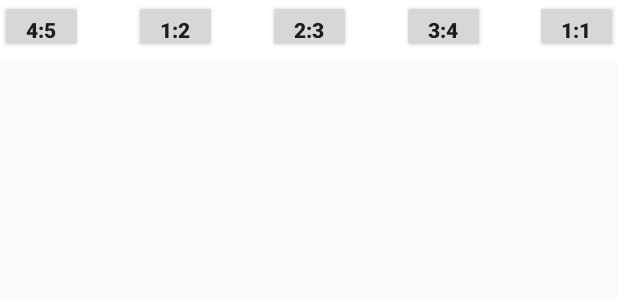
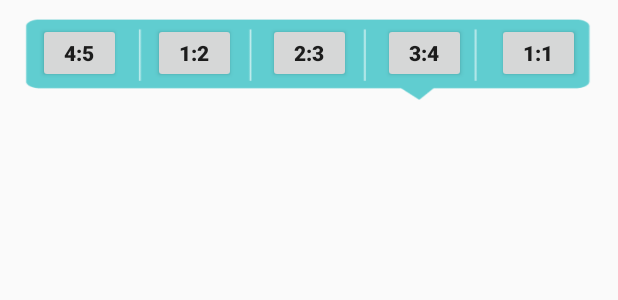
Before and after one commit to odysseyappsltd/CollagingPic, an Android app: the layout activity_aspect_for_free_style.xml on its own in the app's theme, with its tools: preview values and no code run, on a phone screen of 412 x 824 dp. Shown: the top 300 px of the screen. Run offline under Robolectric (Android 15) with nearby library versions, the phone set to English and light mode, and no system bars.

Commit message:
monir vai r ami merge koresi . . .

```diff
--- a/app/build.gradle
+++ b/app/build.gradle
@@ -47,6 +47,7 @@ dependencies {
     implementation fileTree(dir: 'libs', include: ['*.jar'])
     implementation 'com.android.support:appcompat-v7:25.4.0'
     implementation 'com.android.support.constraint:constraint-layout:1.1.0-beta5'
+
     testImplementation 'junit:junit:4.12'
     androidTestImplementation 'com.android.support.test:runner:1.0.1'
     androidTestImplementation 'com.android.support.test.espresso:espresso-core:3.0.1'
@@ -79,3 +80,5 @@ dependencies {
 }
 
 //apply plugin: 'com.google.gms.google-services'
+
+apply plugin: 'com.google.gms.google-services'
--- a/app/src/main/java/com/odyssey/apps/Settings/SettingModel.java
+++ b/app/src/main/java/com/odyssey/apps/Settings/SettingModel.java
@@ -36,11 +36,11 @@ public class SettingModel {
         try {
             Intent intent = new Intent(Intent.ACTION_SEND);
             intent.setType("text/plain");
-            intent.putExtra(Intent.EXTRA_SUBJECT, context.getString(R.string.CutPastePhoto));
+            intent.putExtra(Intent.EXTRA_SUBJECT, context.getString(R.string.CollagingPhoto));
             String sAux = "\n"+context.getString(R.string.ShareURLMessage)+"\n\n";
             sAux = sAux + url + "\n";
             intent. putExtra(Intent.EXTRA_TEXT, sAux);
-            context.startActivity(Intent.createChooser(intent, "Share"));
+            context.startActivity(Intent.createChooser(intent, context.getString(R.string.Share_Title)));
         }
         catch(Exception e) {
             //e.toString();
@@ -82,7 +82,7 @@ public class SettingModel {
             Log.d("OpenFeedback", e.getMessage());
         }
 
-        intent.putExtra(Intent.EXTRA_SUBJECT, context.getString(R.string.CutPastePhoto));
+        intent.putExtra(Intent.EXTRA_SUBJECT, context.getString(R.string.CollagingPhoto));
         String body = new String("<p>"+context.getString(R.string.TellAFriendMessage)+" <p/> <a> "+url+" </a>");
         intent.putExtra(Intent.EXTRA_TEXT, Html.fromHtml(body));
         intent.putExtra(Intent.EXTRA_HTML_TEXT, Html.fromHtml(body));
--- a/app/src/main/java/com/odyssey/apps/Settings/SettingsActivity.java
+++ b/app/src/main/java/com/odyssey/apps/Settings/SettingsActivity.java
@@ -66,16 +66,16 @@ public class SettingsActivity extends AppCompatActivity {
                         finish();
                         break;
                     case 3 :
-                        SettingModel.getSharedInstance().tellAFriend(SettingsActivity.this,"https://play.google.com/store/apps/details?id=com.odyssey.apps.cutpastephoto");
+                        SettingModel.getSharedInstance().tellAFriend(SettingsActivity.this,"https://play.google.com/store/apps/details?id=com.odyssey.apps.collagingpic");
                         break;
                     case 4 :
                         SettingModel.getSharedInstance().contactUS(SettingsActivity.this);
                         break;
                     case 5 :
-                        SettingModel.getSharedInstance().shareURL(SettingsActivity.this,"https://play.google.com/store/apps/details?id=com.odyssey.apps.cutpastephoto");
+                        SettingModel.getSharedInstance().shareURL(SettingsActivity.this,"https://play.google.com/store/apps/details?id=com.odyssey.apps.collagingpic");
                         break;
                     case 6 :
-                        SettingModel.getSharedInstance().pushURL(SettingsActivity.this,"https://play.google.com/store/apps/details?id=com.odyssey.apps.cutpastephoto");
+                        SettingModel.getSharedInstance().pushURL(SettingsActivity.this,"https://play.google.com/store/apps/details?id=com.odyssey.apps.collagingpic");
                         break;
 
                     case 7 : //Header
--- a/app/src/main/res/layout/activity_aspect_for_free_style.xml
+++ b/app/src/main/res/layout/activity_aspect_for_free_style.xml
@@ -3,27 +3,30 @@
     xmlns:app="http://schemas.android.com/apk/res-auto"
     xmlns:tools="http://schemas.android.com/tools"
     android:layout_width="match_parent"
-    android:layout_height="40dp"
+    android:layout_height="80dp"
     android:background="@android:color/transparent"
     tools:context="com.odyssey.apps.collagingpic.skeleton.aspectActivity">
 
     <RelativeLayout
         android:layout_width="0dp"
-        android:layout_height="40dp"
+        android:layout_height="80dp"
+        android:background="@android:color/transparent"
         app:layout_constraintEnd_toEndOf="parent"
         app:layout_constraintTop_toTopOf="parent">
 
         <LinearLayout
             android:layout_width="wrap_content"
             android:layout_height="wrap_content"
-            android:background="#ffffff"
+            android:background="@drawable/aspect_background"
             android:orientation="horizontal">
 
             <!--android:onClick="reset"-->
             <Button
                 android:layout_width="55dp"
 
-                android:layout_height="35dp"
+                android:layout_height="40dp"
+                android:layout_marginLeft="25dp"
+                android:layout_marginTop="15dp"
                 android:onClick="aspect"
                 android:tag="1"
                 android:text="4:5"
@@ -38,7 +41,8 @@
             <!--android:onClick="testReplace"-->
             <Button
                 android:layout_width="55dp"
-                android:layout_height="35dp"
+                android:layout_height="40dp"
+                android:layout_marginTop="15dp"
                 android:onClick="aspect"
                 android:tag="2"
                 android:text="1:2"
@@ -53,8 +57,9 @@
             <!--android:onClick="testRemove"-->
             <Button
                 android:layout_width="55dp"
-                android:layout_height="35dp"
+                android:layout_height="40dp"
 
+                android:layout_marginTop="15dp"
                 android:onClick="aspect"
                 android:tag="3"
                 android:text="2:3"
@@ -68,8 +73,9 @@
             <!--android:onClick="testRemove"-->
             <Button
                 android:layout_width="55dp"
-                android:layout_height="35dp"
+                android:layout_height="40dp"
 
+                android:layout_marginTop="15dp"
                 android:onClick="aspect"
                 android:tag="4"
                 android:text="3:4"
@@ -83,8 +89,10 @@
             <!--android:onClick="testRemove"-->
             <Button
                 android:layout_width="55dp"
-                android:layout_height="35dp"
+                android:layout_height="40dp"
 
+                android:layout_marginRight="25dp"
+                android:layout_marginTop="15dp"
                 android:onClick="aspect"
                 android:tag="5"
                 android:text="1:1"
--- a/app/src/main/res/layout/activity_home.xml
+++ b/app/src/main/res/layout/activity_home.xml
@@ -132,7 +132,7 @@
                 android:layout_width="50dp"
                 android:layout_height="50dp"
                 android:layout_marginTop="5dp"
-                android:background="@drawable/settings"
+                android:background="@drawable/tab_bar_settings_normal2x"
 
                 android:onClick="settingAct" />
 
--- a/app/src/main/res/layout/activity_skeleton.xml
+++ b/app/src/main/res/layout/activity_skeleton.xml
@@ -162,7 +162,7 @@
                 android:layout_width="50dp"
                 android:layout_height="50dp"
                 android:layout_marginTop="5dp"
-                android:background="@drawable/settings"
+                android:background="@drawable/tab_bar_settings_normal2x"
 
                 android:onClick="settingAct" />
 
--- a/app/src/main/res/values/styles.xml
+++ b/app/src/main/res/values/styles.xml
@@ -40,5 +40,15 @@
         <item name="actionSheetTextSize">12sp</item>
     </style>
 
+    <style name="Theme.AppCompat.Translucent" parent="Theme.AppCompat.NoActionBar">
+        <item name="android:background">#00000000</item> <!-- Or any transparency or color you need -->
+        <item name="android:windowNoTitle">true</item>
+        <item name="android:windowBackground">@android:color/transparent</item>
+        <item name="android:colorBackgroundCacheHint">@null</item>
+        <item name="android:windowIsTranslucent">true</item>
+        <item name="android:windowAnimationStyle">@android:style/Animation</item>
+        <item name="android:windowCloseOnTouchOutside">true</item>
+    </style>
+
 
 </resources>
--- a/build.gradle
+++ b/build.gradle
@@ -14,6 +14,7 @@ buildscript {
 
         // NOTE: Do not place your application dependencies here; they belong
         // in the individual module build.gradle files
+        classpath 'com.google.gms:google-services:3.2.0'
     }
 }
 
@@ -30,6 +31,7 @@ allprojects {
         maven {
             url 'http://maven.localytics.com/public'
         }
+
         google()
     }
 }
```
Also changed, not shown: app/src/main/AndroidManifest.xml (+6 -1 lines), app/src/main/java/com/odyssey/apps/IAP/IAPActivity.java (+4 -3 lines), app/src/main/java/com/odyssey/apps/collagingpic/skeleton/SkeletonActivity.java (+6 -1 lines), app/src/main/java/com/odyssey/apps/collagingpic/starting/HomeActivity.java (+109 -36 lines), app/src/main/java/com/odyssey/apps/collagingpic/starting/MainActivity.java (+6 -1 lines), app/src/main/res/values/strings.xml (+8 -4 lines), app/src/main/res/drawable/tab_bar_settings_normal2x.png (added), 11 other files.
